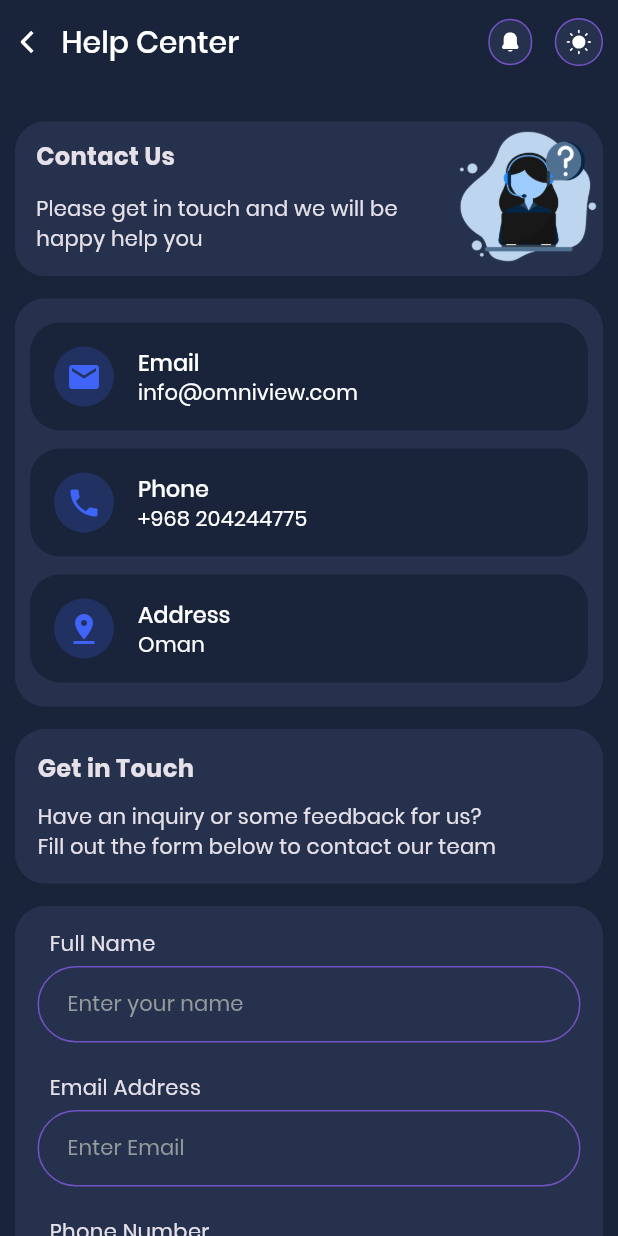
After one commit to Sachin-Advait/omniview, a Flutter app: the HelpAndSupport screen opened by its route, on a phone screen of 412 x 824 dp. The commit adds this screen. Run offline on Flutter 3.47's test engine with Material 3 defaults, Android fonts, the phone set to English and light mode, and no system bars; our stand-ins replace cached_network_image, dio, equatable, fl_chart, flutter_bloc, flutter_screenutil and 6 more; accounts and stored records are empty.

Commit message:
Created help and support page.

```diff
--- a/lib/common/widgets/custom_text_fields.dart
+++ b/lib/common/widgets/custom_text_fields.dart
@@ -103,6 +103,7 @@ class UniversalTextField extends StatelessWidget with CustomDecorationMixin {
   final Function(String)? onChanged;
   final AutovalidateMode? autovalidateMode;
   final FocusNode? focusNode;
+  final TextCapitalization textCapitalization;
 
   const UniversalTextField({
     super.key,
@@ -128,11 +129,13 @@ class UniversalTextField extends StatelessWidget with CustomDecorationMixin {
     this.autovalidateMode,
     this.focusNode,
     this.onChanged,
+    this.textCapitalization = TextCapitalization.none,
   });
 
   @override
   Widget build(BuildContext context) {
     return TextFormField(
+      textCapitalization: textCapitalization,
       enabled: enabled,
       readOnly: readOnly ?? false,
       obscureText: false,
--- a/lib/config/assets/app_images.dart
+++ b/lib/config/assets/app_images.dart
@@ -6,4 +6,5 @@ class AppImages {
   static const String logout = 'assets/images/power-off.png';
   static const String profilePlaceHolder =
       'assets/images/profile_placeholder.png';
+  static const String helpCenterImage = 'assets/images/help_center_image.png';
 }
--- /dev/null
+++ b/lib/modules/help/components/help_list_tile.dart
@@ -0,0 +1,41 @@
+import 'package:flutter/material.dart';
+import 'package:omniview/config/theme/app_colors.dart';
+import 'package:omniview/config/theme/app_theme.dart';
+
+class HelpTile extends StatelessWidget {
+  final IconData icon;
+  final String title;
+  final String subTitle;
+
+  const HelpTile({
+    super.key,
+    required this.icon,
+    required this.title,
+    required this.subTitle,
+  });
+
+  @override
+  Widget build(BuildContext context) {
+    return Container(
+      margin: const EdgeInsets.symmetric(horizontal: 10),
+      width: double.infinity,
+      decoration: BoxDecoration(
+        color: AppColors.deepNavy,
+        borderRadius: BorderRadius.circular(20),
+      ),
+      child: ListTile(
+        leading: Container(
+          width: 40,
+          padding: const EdgeInsets.all(8),
+          decoration: BoxDecoration(
+            shape: BoxShape.circle,
+            color: AppColors.royalBlue.withOpacity(.2),
+          ),
+          child: Icon(icon, color: AppColors.royalBlue),
+        ),
+        title: Text(title, style: context.medium.copyWith(fontSize: 15)),
+        subtitle: Text(subTitle, style: context.regular.copyWith(fontSize: 14)),
+      ),
+    );
+  }
+}
--- /dev/null
+++ b/lib/modules/help/page/help.dart
@@ -0,0 +1,165 @@
+import 'package:flutter/material.dart';
+import 'package:flutter_screenutil/flutter_screenutil.dart';
+import 'package:omniview/common/widgets/custom_appbar.dart';
+import 'package:omniview/common/widgets/custom_text_fields.dart';
+import 'package:omniview/common/widgets/purple_button.dart';
+import 'package:omniview/config/assets/app_images.dart';
+import 'package:omniview/config/theme/app_colors.dart';
+import 'package:omniview/modules/help/components/help_list_tile.dart';
+
+class HelpAndSupport extends StatelessWidget {
+  const HelpAndSupport({super.key});
+
+  @override
+  Widget build(BuildContext context) {
+    return Scaffold(
+      appBar: const CustomAppBar(title: 'Help Center', showBackButton: true),
+      body: SafeArea(
+        child: ListView(
+          children: [
+            Container(
+              padding: const EdgeInsets.only(left: 14, bottom: 3),
+              margin: const EdgeInsets.symmetric(horizontal: 10, vertical: 15),
+              decoration: BoxDecoration(
+                color: AppColors.darkSlate,
+                borderRadius: BorderRadius.circular(20),
+              ),
+              child: Row(
+                children: [
+                  Expanded(
+                    child: Column(
+                      crossAxisAlignment: CrossAxisAlignment.start,
+                      children: [
+                        Text(
+                          'Contact Us',
+                          textAlign: TextAlign.left,
+                          style: TextStyle(
+                            fontWeight: FontWeight.bold,
+                            fontSize: 16,
+                          ),
+                        ),
+                        const SizedBox(height: 13),
+                        Text(
+                          'Please get in touch and we will be happy help you',
+                          style: TextStyle(letterSpacing: .2, height: 1.4),
+                        ),
+                      ],
+                    ),
+                  ),
+                  // 10.heightMultiplier,
+                  Image.asset(AppImages.helpCenterImage, width: 100),
+                ],
+              ),
+            ),
+            Container(
+              padding: const EdgeInsets.symmetric(vertical: 16),
+              margin: const EdgeInsets.symmetric(horizontal: 10),
+              // width: Get.width,
+              decoration: BoxDecoration(
+                color: AppColors.darkSlate,
+                borderRadius: BorderRadius.circular(20),
+              ),
+              child: Column(
+                children: [
+                  HelpTile(
+                    icon: Icons.email,
+                    title: 'Email',
+                    subTitle: 'info@omniview.com',
+                  ),
+                  12.verticalSpace,
+                  HelpTile(
+                    icon: Icons.phone,
+                    title: 'Phone',
+                    subTitle: '+968 204244775',
+                  ),
+                  12.verticalSpace,
+                  HelpTile(
+                    icon: Icons.pin_drop,
+                    title: 'Address',
+                    subTitle: 'Oman',
+                  ),
+                ],
+              ),
+            ),
+            const SizedBox(height: 15),
+            Container(
+              padding: const EdgeInsets.symmetric(horizontal: 15, vertical: 15),
+              margin: const EdgeInsets.symmetric(horizontal: 10),
+              decoration: BoxDecoration(
+                color: AppColors.darkSlate,
+                borderRadius: BorderRadius.circular(20),
+              ),
+              child: Column(
+                crossAxisAlignment: CrossAxisAlignment.start,
+                children: [
+                  Text(
+                    'Get in Touch',
+                    style: TextStyle(fontSize: 16, fontWeight: FontWeight.bold),
+                  ),
+                  10.verticalSpace,
+                  Text(
+                    'Have an inquiry or some feedback for us?\nFill out the form below to contact our team',
+                    style: TextStyle(letterSpacing: .2, height: 1.4),
+                  ),
+                ],
+              ),
+            ),
+            Container(
+              padding: const EdgeInsets.symmetric(horizontal: 15, vertical: 15),
+              margin: const EdgeInsets.symmetric(horizontal: 10, vertical: 15),
+              decoration: BoxDecoration(
+                color: AppColors.darkSlate,
+                borderRadius: BorderRadius.circular(20),
+              ),
+              child: Column(
+                crossAxisAlignment: CrossAxisAlignment.start,
+                children: [
+                  Padding(
+                    padding: const EdgeInsets.only(left: 8.0),
+                    child: Text('Full Name'),
+                  ),
+                  5.verticalSpace,
+                  UniversalTextField(
+                    controller: TextEditingController(),
+                    keyboardType: TextInputType.name,
+                    hintText: 'Enter your name',
+                    textCapitalization: TextCapitalization.characters,
+                  ),
+                  Padding(
+                    padding: const EdgeInsets.only(left: 8.0),
+                    child: Text('Email Address'),
+                  ),
+                  5.verticalSpace,
+                  EmailTextField(controller: TextEditingController()),
+                  Padding(
+                    padding: const EdgeInsets.only(left: 8.0),
+                    child: Text('Phone Number'),
+                  ),
+                  5.verticalSpace,
+                  PhoneTextField(
+                    controller: TextEditingController(),
+                    autofocus: false,
+                  ),
+                  Padding(
+                    padding: const EdgeInsets.only(left: 8.0),
+                    child: Text('Message'),
+                  ),
+                  8.verticalSpace,
+                  UniversalTextField(
+                    controller: TextEditingController(),
+                    keyboardType: TextInputType.name,
+                    hintText: 'Leave us message',
+                    textCapitalization: TextCapitalization.characters,
+                    maxLines: 4,
+                  ),
+                  PurpleButton(title: 'Send Message'),
+                  10.verticalSpace,
+                ],
+              ),
+            ),
+          ],
+        ),
+      ),
+    );
+  }
+}
--- a/lib/modules/setting/page/setting.dart
+++ b/lib/modules/setting/page/setting.dart
@@ -96,6 +96,7 @@ class _SettingState extends State<Setting> {
             icon: AppSvg.help,
             tileColor: AppColors.rosePink,
             title: 'Help and Support',
+            onTap: () => context.pushNamed(Routes.help, extra: user),
           ),
           15.verticalSpace,
           SettingTile(
--- a/lib/routes/app_pages.dart
+++ b/lib/routes/app_pages.dart
@@ -3,6 +3,7 @@ import 'package:go_router/go_router.dart';
 import 'package:omniview/common/utils/global_keys.dart';
 import 'package:omniview/data/models/user_model.dart';
 import 'package:omniview/modules/chat_bot/page/chat_bot.dart';
+import 'package:omniview/modules/help/page/help.dart';
 import 'package:omniview/modules/login/bloc/login_bloc.dart';
 import 'package:omniview/modules/login/page/login.dart';
 import 'package:omniview/modules/nav_bar/cubit/nav_bar_cubit.dart';
@@ -68,6 +69,11 @@ class Pages {
           return Profile(user: user);
         },
       ),
+      GoRoute(
+        path: Routes.help,
+        name: Routes.help,
+        builder: (context, state) => const HelpAndSupport(),
+      ),
     ],
   );
 }
--- a/lib/routes/app_routes.dart
+++ b/lib/routes/app_routes.dart
@@ -5,4 +5,5 @@ class Routes {
   static const navBar = '/nav-bar';
   static const chatBot = '/chatbot';
   static const profile = '/profile';
+  static const help = '/help';
 }
```
Also changed, not shown: assets/images/help_center_image.png (added).
